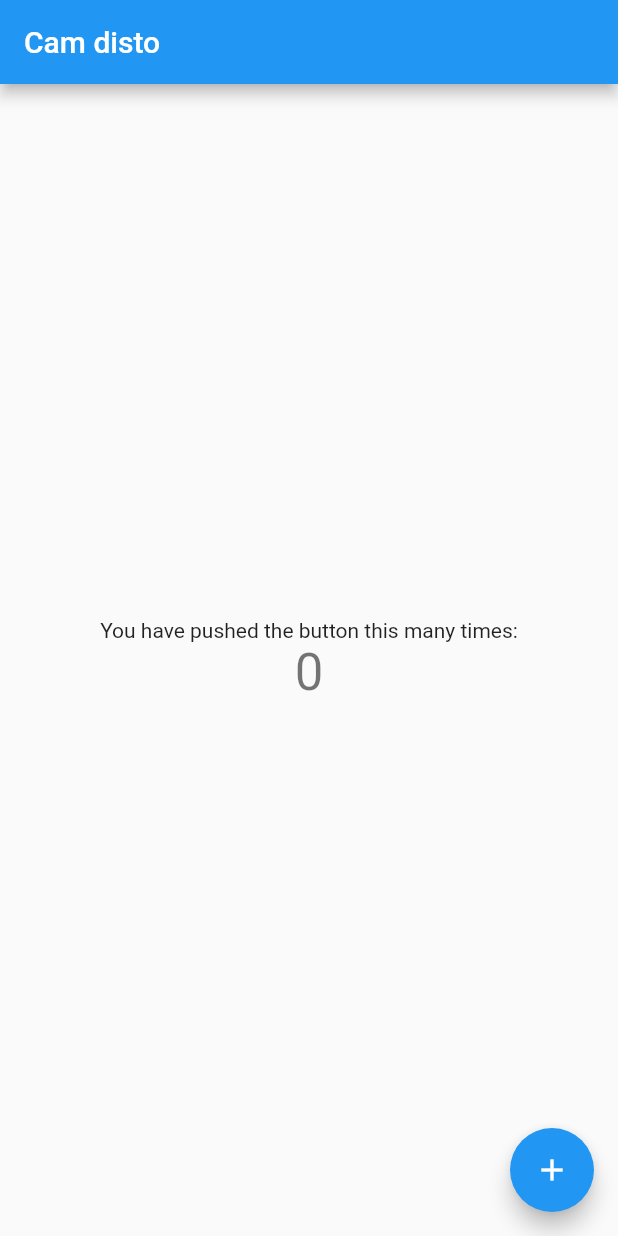
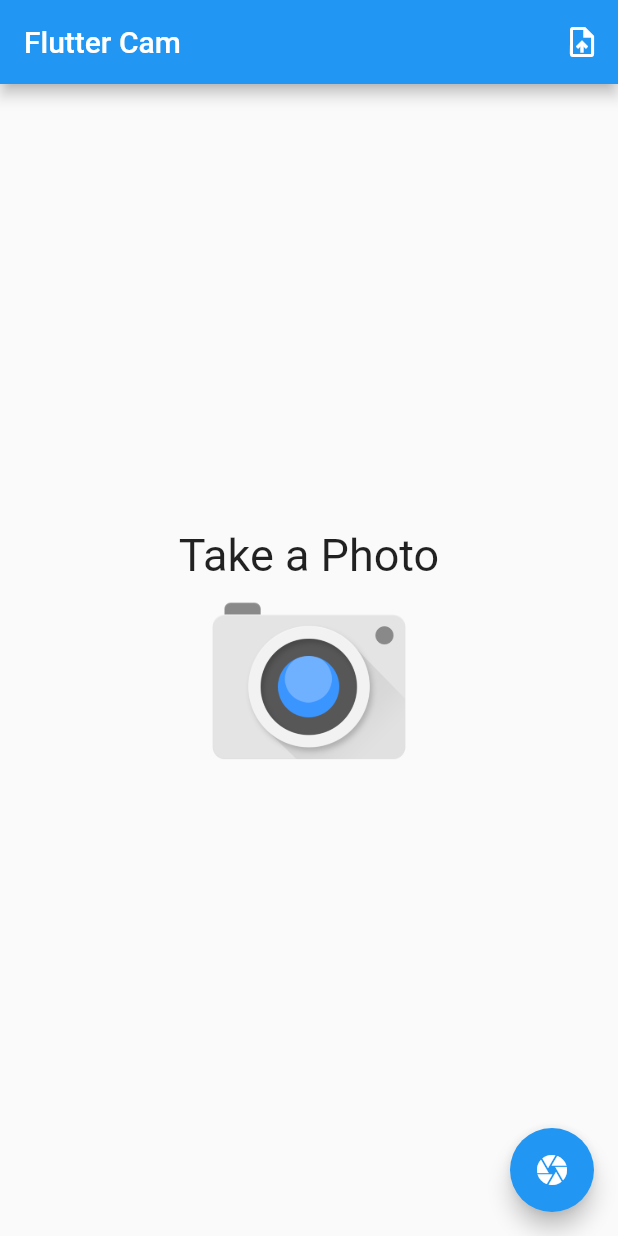
Before and after one commit to gcoutinho1/flutter_cam, a Flutter app: the screen it shows after launch, on a phone screen of 412 x 824 dp. Run offline on Flutter 3.47's test engine with Material 2 defaults, Android fonts, the phone set to English and light mode, and no system bars; our stand-ins replace image_picker.

```diff
--- a/lib/home_page.dart
+++ b/lib/home_page.dart
@@ -1,45 +1,61 @@
+
+import 'dart:async';
+import 'dart:io';
 import 'package:flutter/material.dart';
+import 'package:flutter_cam/upload_service.dart';
+import 'package:image_picker/image_picker.dart';
 
 class HomePage extends StatefulWidget {
-
   @override
   _HomePageState createState() => _HomePageState();
 }
 
 class _HomePageState extends State<HomePage> {
-  int _counter = 0;
+  File _file;
 
-  void _incrementCounter() {
-    setState(() {
-      _counter++;
-    });
-  }
 
   @override
   Widget build(BuildContext context) {
     return Scaffold(
       appBar: AppBar(
-        title: Text("Cam disto"),
+        title: Text("Flutter Cam"),
+        actions: [IconButton(icon: Icon(Icons.upload_file), onPressed: _onClickUpload)],
       ),
       body: Center(
         child: Column(
           mainAxisAlignment: MainAxisAlignment.center,
           children: <Widget>[
             Text(
-              'You have pushed the button this many times:',
+              'Take a Photo',
+              style: TextStyle(fontSize: 30),
             ),
-            Text(
-              '$_counter',
-              style: Theme.of(context).textTheme.headline4,
-            ),
+            _file != null
+                ? Image.file(_file)
+                : Image.asset(
+                    "assets/images/camera.png",
+                    width: 140,
+                  ),
           ],
         ),
       ),
       floatingActionButton: FloatingActionButton(
-        onPressed: _incrementCounter,
+        onPressed: _onClickCamera,
         tooltip: 'Increment',
-        child: Icon(Icons.add),
+        child: Icon(Icons.camera),
       ),
     );
   }
+
+  void _onClickCamera() async {
+    var image = await ImagePicker.pickImage(source: ImageSource.gallery);
+    setState(() {
+      _file = image;
+    });
+  }
+
+  void _onClickUpload() {
+    if(_file != null){
+      UploadService.upload(_file);
+    }
+  }
 }
--- a/pubspec.yaml
+++ b/pubspec.yaml
@@ -28,6 +28,8 @@ dependencies:
   # The following adds the Cupertino Icons font to your application.
   # Use with the CupertinoIcons class for iOS style icons.
   cupertino_icons: ^1.0.2
+  image_picker: 0.6.1+4
+  http: ^0.12.0+2
 
 dev_dependencies:
   flutter_test:
@@ -45,7 +47,8 @@ flutter:
   uses-material-design: true
 
   # To add assets to your application, add an assets section, like this:
-  # assets:
+  assets:
+      - assets/images/camera.png
   #   - images/a_dot_burr.jpeg
   #   - images/a_dot_ham.jpeg
 
```
Also changed, not shown: lib/upload_service.dart (added, +54 -0 lines), assets/images/camera.png (added), pubspec.lock, 1 other file.
